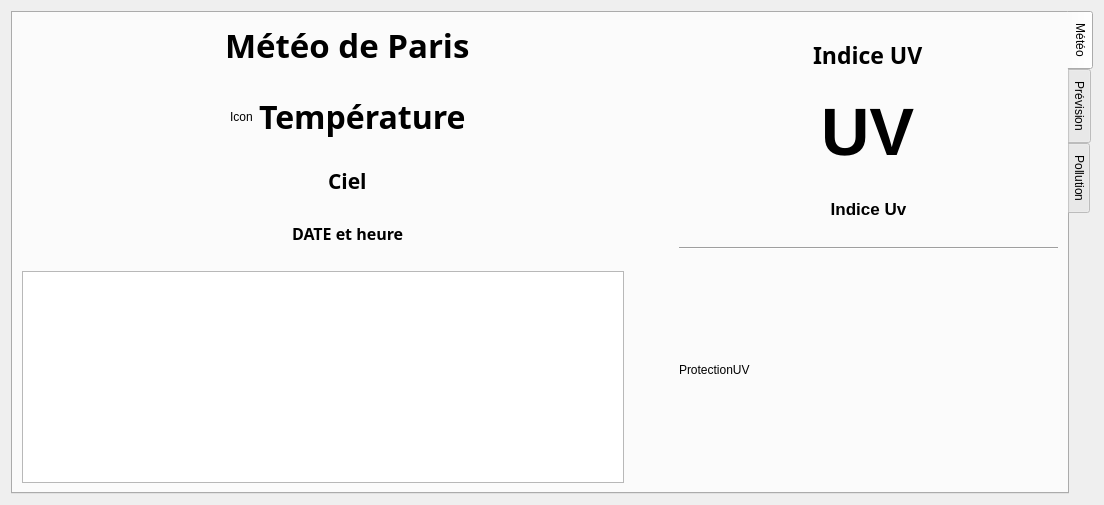
dibydrams/raspparispi, file src/dialogmeteo.ui: the form before one commit.
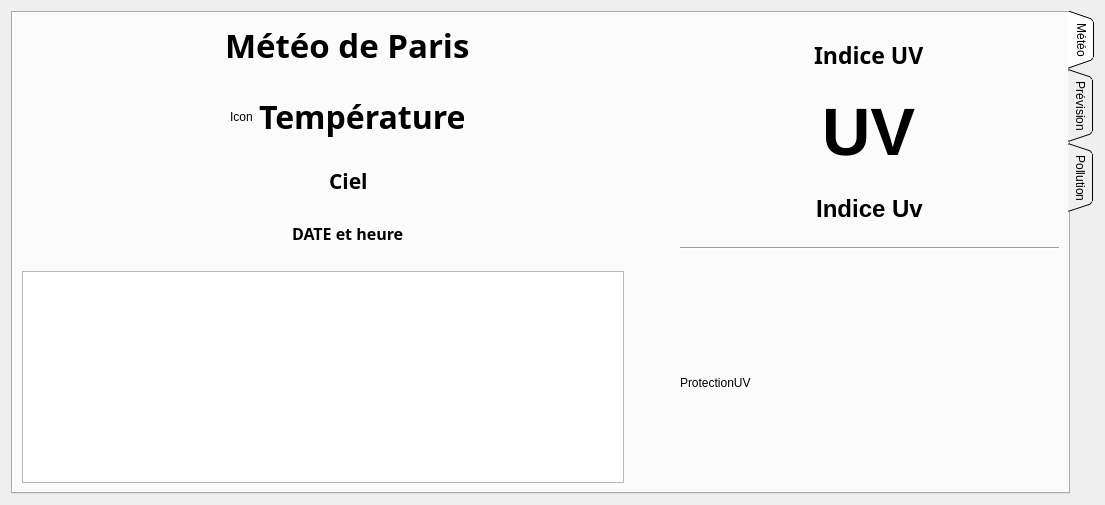
The form after the commit.

What changed in the file:
```diff
--- a/src/dialogmeteo.ui
+++ b/src/dialogmeteo.ui
@@ -6,8 +6,8 @@
    <rect>
     <x>0</x>
     <y>0</y>
-    <width>1103</width>
-    <height>502</height>
+    <width>1105</width>
+    <height>503</height>
    </rect>
   </property>
   <property name="windowTitle">
@@ -19,6 +19,9 @@
      <property name="tabPosition">
       <enum>QTabWidget::East</enum>
      </property>
+     <property name="tabShape">
+      <enum>QTabWidget::Triangular</enum>
+     </property>
      <property name="currentIndex">
       <number>0</number>
      </property>
@@ -307,7 +310,7 @@
                 <widget class="QLabel" name="label_DUV">
                  <property name="font">
                   <font>
-                   <pointsize>13</pointsize>
+                   <pointsize>18</pointsize>
                    <weight>75</weight>
                    <bold>true</bold>
                   </font>
@@ -331,12 +334,18 @@
              </item>
             </layout>
            </item>
-           <item>
+           <item alignment="Qt::AlignHCenter|Qt::AlignBottom">
             <widget class="QLabel" name="label_UVprotection">
              <property name="minimumSize">
               <size>
                <width>379</width>
-               <height>212</height>
+               <height>200</height>
+              </size>
+             </property>
+             <property name="maximumSize">
+              <size>
+               <width>379</width>
+               <height>200</height>
               </size>
              </property>
              <property name="text">
```
Left out of the diff: 11 changed lines with no effect on the pictures.
